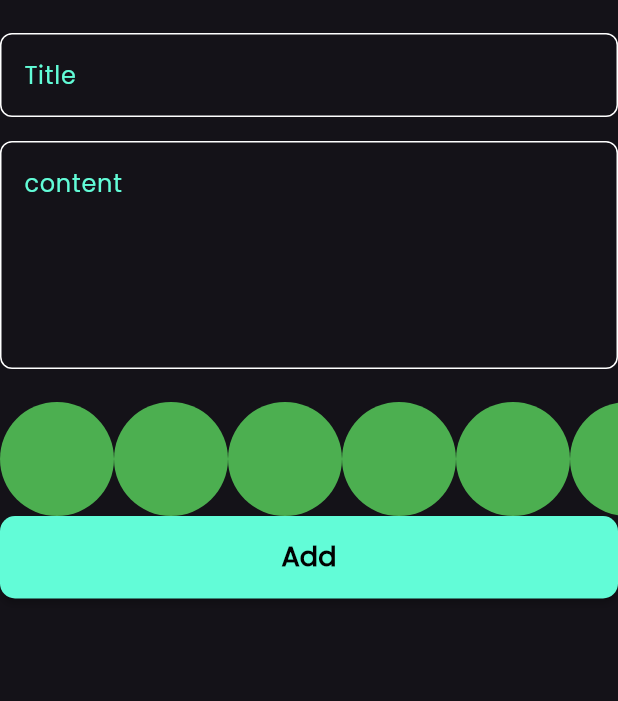
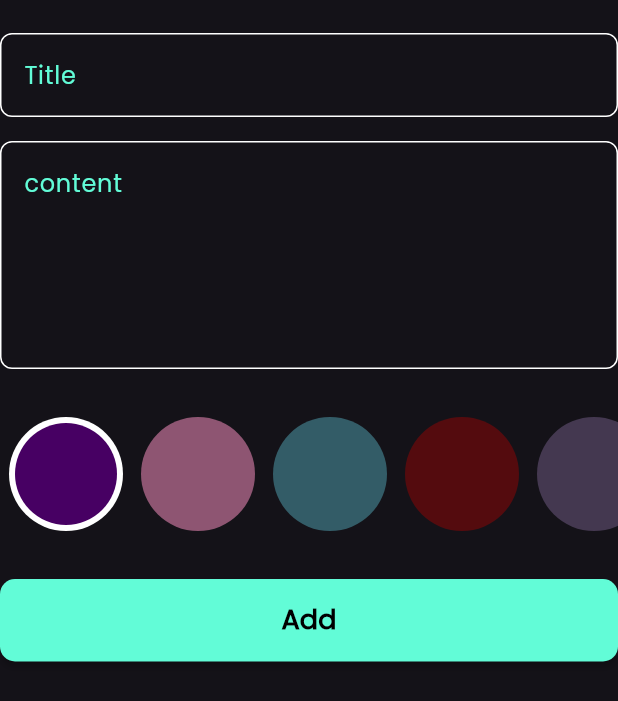
Before and after one commit to MohamedAbdelwhabMohamed/notes_app, a Flutter app: the AddNoteForm widget shown alone on an empty page, opened directly, on a phone screen of 412 x 824 dp. Shown: the top 701 px of the screen. Run offline on Flutter 3.47's test engine with Material 3 defaults, Android fonts, the phone set to English and light mode, and no system bars; our stand-ins replace bloc, flutter_bloc, font_awesome_flutter, hive, hive_flutter; accounts and stored records are empty.

Commit message:
create color list view part 2

```diff
--- a/lib/widget/add_note_from.dart
+++ b/lib/widget/add_note_from.dart
@@ -49,9 +49,12 @@ class _AddNoteFormState extends State<AddNoteForm> {
             },
           ),
           SizedBox(
-            height: 22,
+            height: 32,
           ),
           ColorItimList(),
+          SizedBox(
+            height: 32,
+          ),
           BlocBuilder<AddNoteCubit, AddNoteState>(
             builder: (context, state) {
               return CustomBotom(
--- a/lib/widget/color_list_view.dart
+++ b/lib/widget/color_list_view.dart
@@ -1,30 +1,64 @@
 import 'package:flutter/material.dart';
 
 class ColorItim extends StatelessWidget {
-  const ColorItim({super.key});
+  const ColorItim({super.key, required this.inActive, required this.color});
+  final bool inActive;
+  final Color color;
 
   @override
   Widget build(BuildContext context) {
-    return CircleAvatar(
-      radius: 38,
-      backgroundColor: Colors.green,
-    );
+    return inActive
+        ? CircleAvatar(
+            radius: 38,
+            backgroundColor: Colors.white,
+            child: CircleAvatar(
+              radius: 34,
+              backgroundColor: color,
+            ),
+          )
+        : CircleAvatar(
+            radius: 38,
+            backgroundColor: color,
+          );
   }
 }
 
-class ColorItimList extends StatelessWidget {
+class ColorItimList extends StatefulWidget {
   const ColorItimList({super.key});
 
   @override
+  State<ColorItimList> createState() => _ColorItimListState();
+}
+
+class _ColorItimListState extends State<ColorItimList> {
+  int currentIndex = 0;
+  List<Color> colorList = [
+    Color(0xFF470063),
+    Color(0xFF8e5572),
+    Color(0xFF335c67),
+    Color(0xFF540b0e),
+    Color(0xFF443850),
+  ];
+  @override
   Widget build(BuildContext context) {
     return SizedBox(
-      height: 38 * 2,
-      child: ListView.builder(
+        height: 38 * 2,
+        child: ListView.builder(
           scrollDirection: Axis.horizontal,
-          itemCount: 10,
+          itemCount: colorList.length,
           itemBuilder: (context, index) {
-            return ColorItim();
-          }),
-    );
+            return Padding(
+              padding: const EdgeInsets.symmetric(horizontal: 6),
+              child: GestureDetector(
+                  onTap: () {
+                    currentIndex = index;
+                    setState(() {});
+                  },
+                  child: ColorItim(
+                      color: colorList[index],
+                      inActive: currentIndex == index)),
+            );
+          },
+        ));
   }
 }
```
